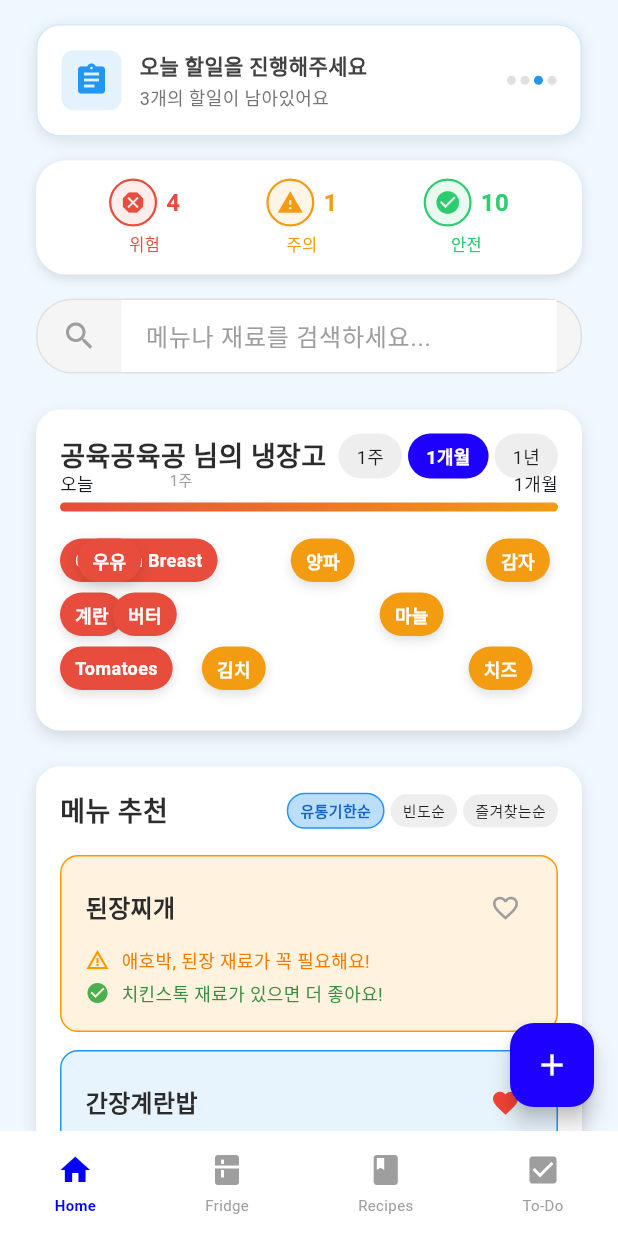
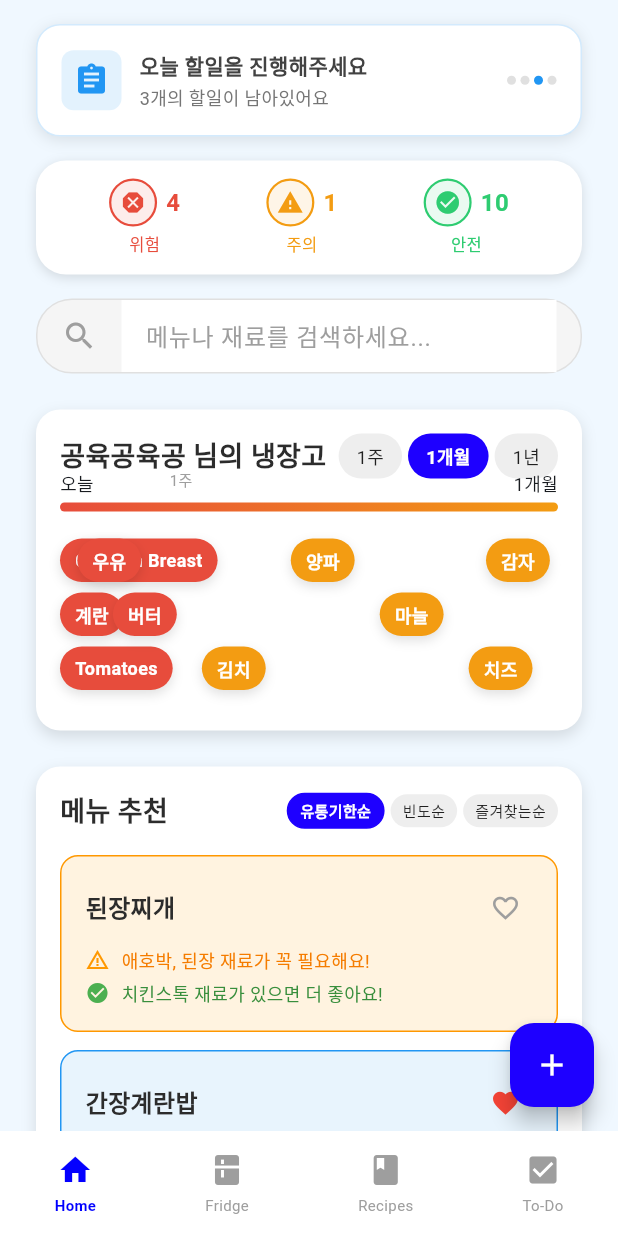
Before and after one commit to wmfrjdna630/TGthon, a Flutter app: the screen it shows after launch, on a phone screen of 412 x 824 dp. Run offline on Flutter 3.47's test engine with Material 3 defaults, Android fonts, the phone set to English and light mode, and no system bars; our stand-ins replace firebase_auth, firebase_core; accounts and stored records are empty; network calls fail.

Commit message:
앱 색상 변경

```diff
--- a/lib/widgets/home/menu_recommendations.dart
+++ b/lib/widgets/home/menu_recommendations.dart
@@ -129,15 +129,21 @@ class _SortChip extends StatelessWidget {
       child: Container(
         padding: const EdgeInsets.symmetric(horizontal: 8, vertical: 4),
         decoration: BoxDecoration(
-          color: isSelected ? Colors.blue[100] : Colors.grey[200],
+          color: isSelected
+              ? Color.fromARGB(255, 30, 0, 255)
+              : Colors.grey[200],
           borderRadius: BorderRadius.circular(12),
-          border: isSelected ? Border.all(color: Colors.blue) : null,
+          border: isSelected
+              ? Border.all(color: Color.fromARGB(255, 30, 0, 255))
+              : null,
         ),
         child: Text(
           label,
           style: TextStyle(
             fontSize: 10,
-            color: isSelected ? Colors.blue[800] : Colors.black87,
+            color: isSelected
+                ? const Color.fromARGB(255, 255, 255, 255)
+                : Colors.black87,
             fontWeight: isSelected ? FontWeight.w600 : FontWeight.normal,
           ),
         ),
```
Also changed, not shown: lib/screens/fridge/fridge_page.dart (+5 -2 lines).
